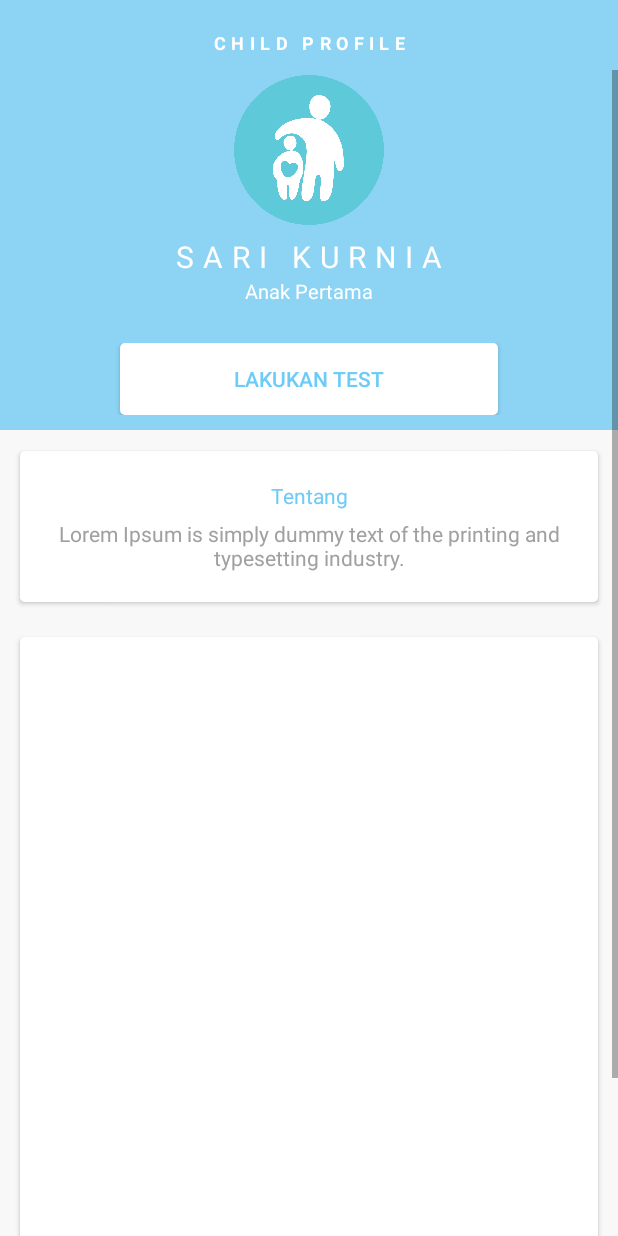
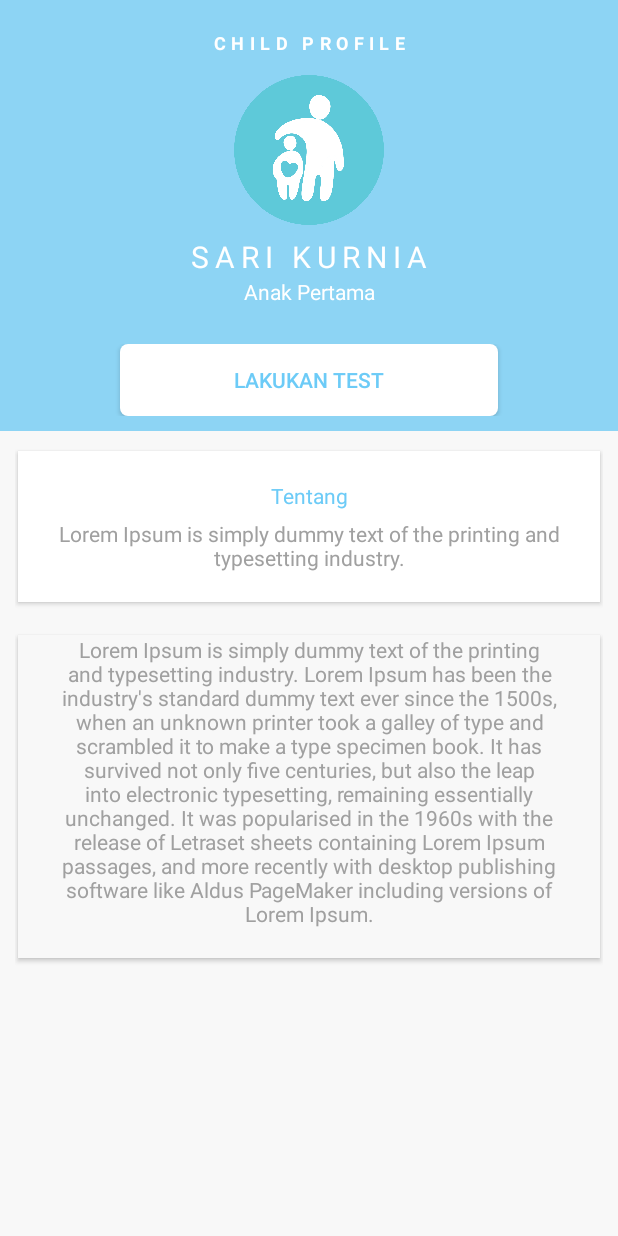
Before and after one commit to sarikrn/parentcare, an Android app: the ChildProfileActivity screen opened directly, with no data from a screen before it, on a phone screen of 412 x 824 dp. Run offline under Robolectric (Android 15) with nearby library versions, the phone set to English and light mode, and no system bars.

Commit message:
halaman child profile v.3

```diff
--- a/app/src/main/res/drawable/button_general.xml
+++ b/app/src/main/res/drawable/button_general.xml
@@ -1,7 +1,7 @@
 <?xml version="1.0" encoding="utf-8"?>
 <shape xmlns:android="http://schemas.android.com/apk/res/android"
     android:shape="rectangle">
-    <corners android:radius="3dp" />
+    <corners android:radius="5dp" />
     <solid
         android:color="#ffffff"/>
 </shape>
--- a/app/src/main/res/layout/activity_child_profile.xml
+++ b/app/src/main/res/layout/activity_child_profile.xml
@@ -71,7 +71,7 @@
                         android:textAlignment="center"
                         android:textColor="#ffffff"
                         android:textSize="20dp"
-                        android:letterSpacing="0.3"/>
+                        android:letterSpacing="0.2"/>
 
                     <TextView
                         android:id="@+id/addiction"
@@ -81,7 +81,7 @@
                         android:text="Anak Pertama"
                         android:textAlignment="center"
                         android:textColor="#ffffff"
-                        android:textSize="13dp" />
+                        android:textSize="14dp" />
                 </RelativeLayout>
 
                 <RelativeLayout
@@ -120,7 +120,7 @@
                     android:layout_rowWeight="1"
                     android:layout_marginBottom="15dp"
                     app:cardElevation="2dp"
-                    app:cardCornerRadius="3dp"
+                    app:cardCornerRadius="0dp"
                     app:cardUseCompatPadding="true">
 
                     <RelativeLayout
@@ -133,6 +133,7 @@
                             android:layout_width="match_parent"
                             android:layout_height="25dp"
                             android:text="Tentang"
+                            android:textSize="14dp"
                             android:textColor="@color/colorFontDark"
                             android:textAlignment="center" />
 
@@ -148,21 +149,41 @@
                 </android.support.v7.widget.CardView>
 
                 <android.support.v7.widget.CardView
-                    android:layout_width="100dp"
-                    android:layout_height="500dp"
+                    android:layout_width="match_parent"
+                    android:layout_height="wrap_content"
                     android:layout_columnWeight="1"
                     android:layout_rowWeight="1"
                     android:layout_marginBottom="15dp"
                     app:cardElevation="2dp"
-                    app:cardCornerRadius="3dp"
-                    app:cardUseCompatPadding="true">
+                    app:cardCornerRadius="0dp"
+                    app:cardUseCompatPadding="true"
+                    app:cardBackgroundColor="#f8f8f8">
+
+                    <RelativeLayout
+                        android:layout_width="match_parent"
+                        android:layout_height="match_parent"
+                        android:layout_marginRight="20dp"
+                        android:layout_marginLeft="20dp"
+                        android:layout_marginBottom="20dp">
+
+                        <TextView
+                            android:layout_width="match_parent"
+                            android:layout_height="wrap_content"
+                            android:text="Lorem Ipsum is simply dummy text of the printing and typesetting industry. Lorem Ipsum has been the industry's standard dummy text ever since the 1500s, when an unknown printer took a galley of type and scrambled it to make a type specimen book. It has survived not only five centuries, but also the leap into electronic typesetting, remaining essentially unchanged. It was popularised in the 1960s with the release of Letraset sheets containing Lorem Ipsum passages, and more recently with desktop publishing software like Aldus PageMaker including versions of Lorem Ipsum."
+                            android:textColor="#A0A0A0"
+                            android:textAlignment="center"/>
+                    </RelativeLayout>
 
                 </android.support.v7.widget.CardView>
 
             </GridLayout>
 
+
+
         </LinearLayout>
 
     </ScrollView>
 
+
+
 </LinearLayout>
```
